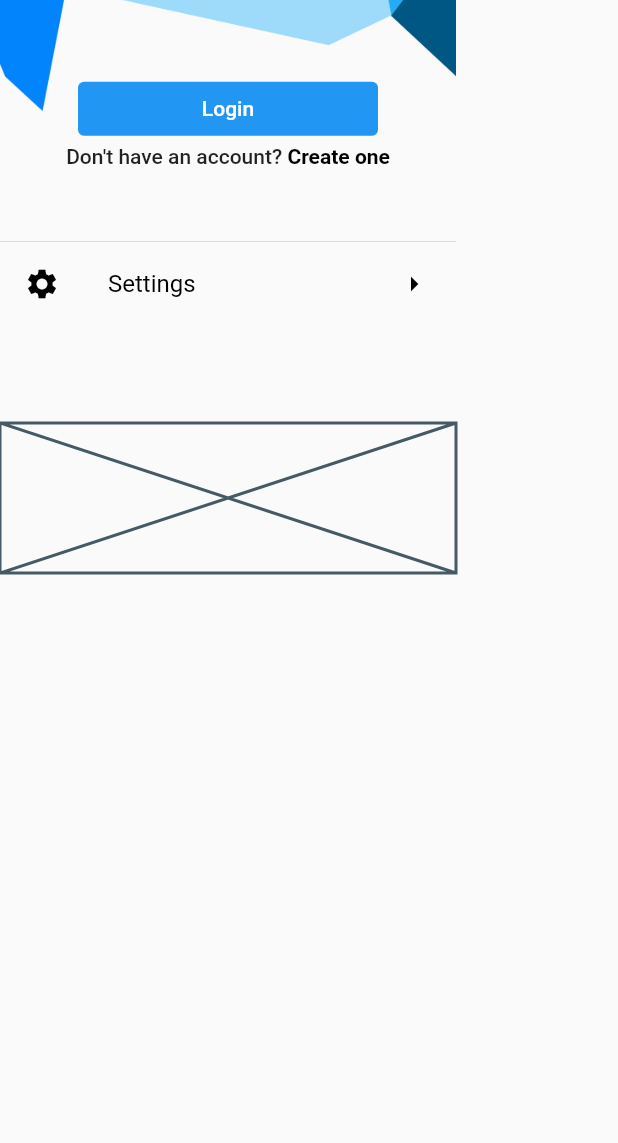
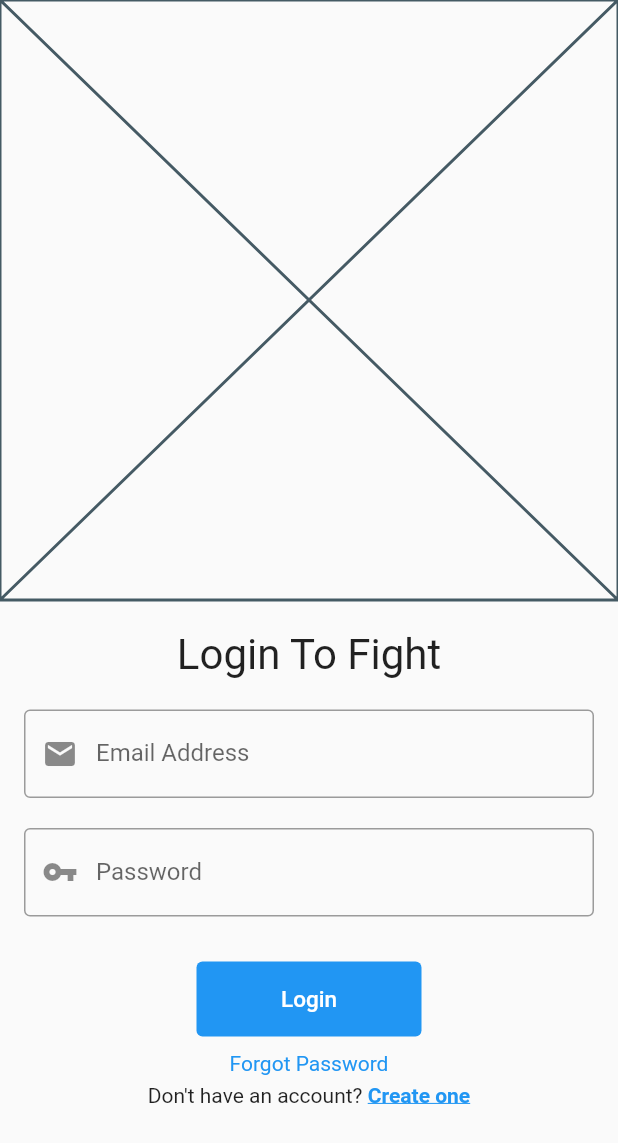
Before and after one commit to CYBERDEVILZ/ZBGAMING, a Flutter app: the MyLoginDrawer widget shown alone on an empty page, opened directly, after a tap on "Login", on a phone screen of 412 x 824 dp. Shown: the top 1143 px of the screen. Run offline on Flutter 3.47's test engine with Material 2 defaults, Android fonts, the phone set to English and light mode, and no system bars; our stand-ins replace firebase_auth, firebase_core; accounts and stored records are empty.

Commit message:
login page (skeleton)

```diff
--- a/lib/main.dart
+++ b/lib/main.dart
@@ -2,6 +2,7 @@ import 'package:flutter/material.dart';
 import 'package:provider/provider.dart';
 import 'package:zbgaming/pages/csgo.dart';
 import 'package:zbgaming/pages/freefire.dart';
+import 'package:zbgaming/pages/login.dart';
 import 'package:zbgaming/pages/organizer.dart';
 import 'package:zbgaming/pages/pubg.dart';
 import 'package:zbgaming/pages/valorant.dart';
@@ -24,6 +25,7 @@ class MyApp extends StatelessWidget {
   @override
   Widget build(BuildContext context) {
     return MaterialApp(
+      // home: const HomePage(),
       home: const HomePage(),
       debugShowCheckedModeBanner: false,
       title: "ZB-Gaming",
@@ -33,6 +35,7 @@ class MyApp extends StatelessWidget {
         AppRoutes.valorant: (context) => const ValorantTournaments(),
         AppRoutes.pubg: (context) => const PubgTournaments(),
         AppRoutes.organizer: (context) => const Organizer(),
+        AppRoutes.login: (context) => const Login()
       },
     );
   }
--- /dev/null
+++ b/lib/pages/login.dart
@@ -0,0 +1,155 @@
+import 'package:firebase_auth/firebase_auth.dart';
+import 'package:flutter/material.dart';
+
+// Notes for me.
+// How to validate a user?
+// 1. create a form key
+// 2. check the validation for form key when user press submit button
+// 3. on successfull validation (defined in each validate property of fields), take action
+
+class Login extends StatefulWidget {
+  const Login({Key? key}) : super(key: key);
+
+  @override
+  State<Login> createState() => _LoginState();
+}
+
+class _LoginState extends State<Login> {
+  final _formKey = GlobalKey<FormState>();
+
+  bool isLoading = false;
+
+  // text controllers
+  final TextEditingController email = TextEditingController();
+  final TextEditingController passwd = TextEditingController();
+
+  @override
+  Widget build(BuildContext context) {
+    // validation
+    void validate() async {
+      isLoading = true;
+      setState(() {});
+      if (_formKey.currentState!.validate()) {
+        FirebaseAuth auth = FirebaseAuth.instance;
+        await auth
+            .signInWithEmailAndPassword(email: email.text, password: passwd.text)
+            .then((value) => {/* Write code for success */})
+            .catchError((onError) => {/* Write code for error */});
+      }
+      isLoading = false;
+      setState(() {});
+    }
+
+    // Email Entry
+    Widget emailEntry = TextFormField(
+      controller: email,
+      keyboardType: TextInputType.emailAddress,
+      textInputAction: TextInputAction.next,
+      validator: (value) {
+        if (email.text.isEmpty) {
+          return "Email field cannot be empty";
+        }
+        if (!RegExp("^[a-zA-Z0-9.-]+@[a-zA-Z0-9.-]+[.][a-zA-Z0-9]+\$").hasMatch(email.text)) {
+          return "Invalid Email";
+        }
+      },
+      decoration: const InputDecoration(
+        border: OutlineInputBorder(),
+        prefixIcon: Icon(Icons.mail),
+        label: Text("Email Address"),
+      ),
+    );
+
+    // Password Entry
+    Widget passwdEntry = TextFormField(
+      controller: passwd,
+      obscureText: true,
+      textInputAction: TextInputAction.done,
+      validator: (value) {
+        if (passwd.text.isEmpty) {
+          return "Password field cannot be empty";
+        }
+        if (passwd.text.length < 6) {
+          return "Minimum 6 characters needed";
+        }
+      },
+      decoration: const InputDecoration(
+        border: OutlineInputBorder(),
+        prefixIcon: Icon(Icons.vpn_key),
+        label: Text("Password"),
+      ),
+    );
+
+    // --------------- Return is Here --------------- //
+    return Scaffold(
+        body: SingleChildScrollView(
+            child: Form(
+      key: _formKey,
+      child: Column(
+        children: [
+          // image for login
+          const Placeholder(),
+
+          const SizedBox(height: 20),
+
+          const Text(
+            "Login To Fight",
+            style: TextStyle(),
+            textScaleFactor: 2,
+          ),
+
+          const SizedBox(height: 10),
+
+          // Email Entry
+          Padding(padding: const EdgeInsets.symmetric(horizontal: 16, vertical: 10), child: emailEntry),
+
+          // Password Entry
+          Padding(padding: const EdgeInsets.symmetric(horizontal: 16, vertical: 10), child: passwdEntry),
+
+          const SizedBox(height: 20),
+
+          // Login Button
+          ElevatedButton(
+            onPressed: () {
+              validate();
+            },
+            child: isLoading
+                ? const CircularProgressIndicator(color: Colors.white)
+                : const Text(
+                    "Login",
+                    style: TextStyle(fontSize: 15),
+                  ),
+            style: ButtonStyle(
+                elevation: MaterialStateProperty.all(0), fixedSize: MaterialStateProperty.all(const Size(150, 50))),
+          ),
+
+          const SizedBox(height: 10),
+
+          // forgot password feature
+          const Text("Forgot Password", style: TextStyle(color: Colors.blue)),
+
+          const SizedBox(height: 5),
+
+          // signup feature
+          Row(
+            mainAxisAlignment: MainAxisAlignment.center,
+            children: [
+              const Text("Don't have an account? "),
+              GestureDetector(
+                // signup navigation
+                onTap: () {},
+                child: const Text(
+                  "Create one",
+                  style:
+                      TextStyle(fontWeight: FontWeight.bold, color: Colors.blue, decoration: TextDecoration.underline),
+                ),
+              )
+            ],
+          ),
+
+          const SizedBox(height: 20),
+        ],
+      ),
+    )));
+  }
+}
--- a/lib/widgets/drawer.dart
+++ b/lib/widgets/drawer.dart
@@ -2,6 +2,7 @@ import 'package:flutter/material.dart';
 // ignore: implementation_imports
 import 'package:provider/src/provider.dart';
 import 'package:zbgaming/model/usermodel.dart';
+import 'package:zbgaming/utils/routes.dart';
 
 // drawer after login
 class MyDrawer extends StatelessWidget {
@@ -146,10 +147,8 @@ class MyLoginDrawer extends StatelessWidget {
   @override
   Widget build(BuildContext context) {
     // login function
-    loginUser() {
-      context.read<UserModel>().setuid("blahblah");
-      context.read<UserModel>().setimageurl("assets/images/zbunker-app-banner.png");
-      context.read<UserModel>().setusername("TestUser");
+    loginUser() async {
+      await Navigator.pushNamed(context, AppRoutes.login);
     }
 
     return Drawer(
@@ -181,7 +180,7 @@ class MyLoginDrawer extends StatelessWidget {
                                 child: const Text("Login"),
                                 onPressed: () {
                                   loginUser();
-                                }, // login navigation
+                                },
                                 style: ButtonStyle(
                                     elevation: MaterialStateProperty.all(0),
                                     fixedSize: MaterialStateProperty.all(const Size(200, 30))),
```
